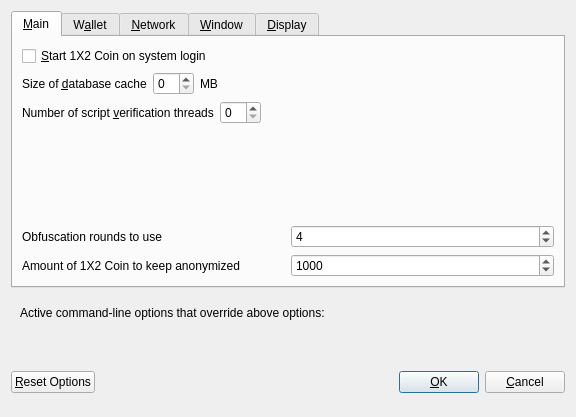
Before: the Qt Designer form src/qt/forms/optionsdialog.ui in waterfallm/1x2coinv2, drawn with Qt 5.
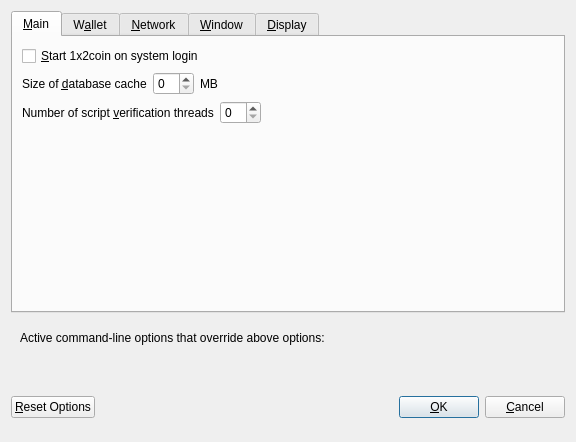
After: the same form once the commit is applied. Custom widgets are drawn as their Qt base class.

What changed in the file:
```diff
--- a/src/qt/forms/optionsdialog.ui
+++ b/src/qt/forms/optionsdialog.ui
@@ -7,7 +7,7 @@
     <x>0</x>
     <y>0</y>
     <width>576</width>
-    <height>417</height>
+    <height>442</height>
    </rect>
   </property>
   <property name="windowTitle">
@@ -33,7 +33,7 @@
           <string>Automatically start 1X2 Coin after logging in to the system.</string>
          </property>
          <property name="text">
-          <string>&amp;Start 1X2 Coin on system login</string>
+          <string>&amp;Start 1x2coin on system login</string>
          </property>
         </widget>
        </item>
@@ -130,75 +130,6 @@
          </property>
         </spacer>
        </item>
-       <item>
-        <layout class="QHBoxLayout" name="horizontalLayout_4_Main">
-         <item>
-          <widget class="QLabel" name="label">
-           <property name="toolTip">
-            <string>This setting determines the amount of individual masternodes that an input will be anonymized through.&lt;br/&gt;More rounds of anonymization gives a higher degree of privacy, but also costs more in fees.</string>
-           </property>
-           <property name="text">
-            <string>Obfuscation rounds to use</string>
-           </property>
-          </widget>
-         </item>
-         <item>
-          <widget class="QSpinBox" name="obfuscationRounds">
-           <property name="minimum">
-            <number>2</number>
-           </property>
-           <property name="maximum">
-            <number>8</number>
-           </property>
-           <property name="value">
-            <number>4</number>
-           </property>
-          </widget>
-         </item>
-        </layout>
-       </item>
-       <item>
-        <layout class="QHBoxLayout" name="horizontalLayout">
-         <item>
-          <widget class="QLabel" name="label_2">
-           <property name="toolTip">
-            <string>This amount acts as a threshold to turn off Obfuscation once it's reached.</string>
-           </property>
-           <property name="statusTip">
-            <string notr="true"/>
-           </property>
-           <property name="whatsThis">
-            <string notr="true"/>
-           </property>
-           <property name="accessibleName">
-            <string notr="true"/>
-           </property>
-           <property name="accessibleDescription">
-            <string notr="true"/>
-           </property>
-           <property name="text">
-            <string>Amount of 1X2 Coin to keep anonymized</string>
-           </property>
-          </widget>
-         </item>
-         <item>
-          <widget class="QSpinBox" name="anonymizeCoin">
-           <property name="minimum">
-            <number>100</number>
-           </property>
-           <property name="maximum">
-            <number>100000</number>
-           </property>
-           <property name="singleStep">
-            <number>100</number>
-           </property>
-           <property name="value">
-            <number>1000</number>
-           </property>
-          </widget>
-         </item>
-        </layout>
-       </item>
       </layout>
      </widget>
      <widget class="QWidget" name="tabWallet">
```
Left out of the diff: 74 changed lines with no effect on the pictures.
